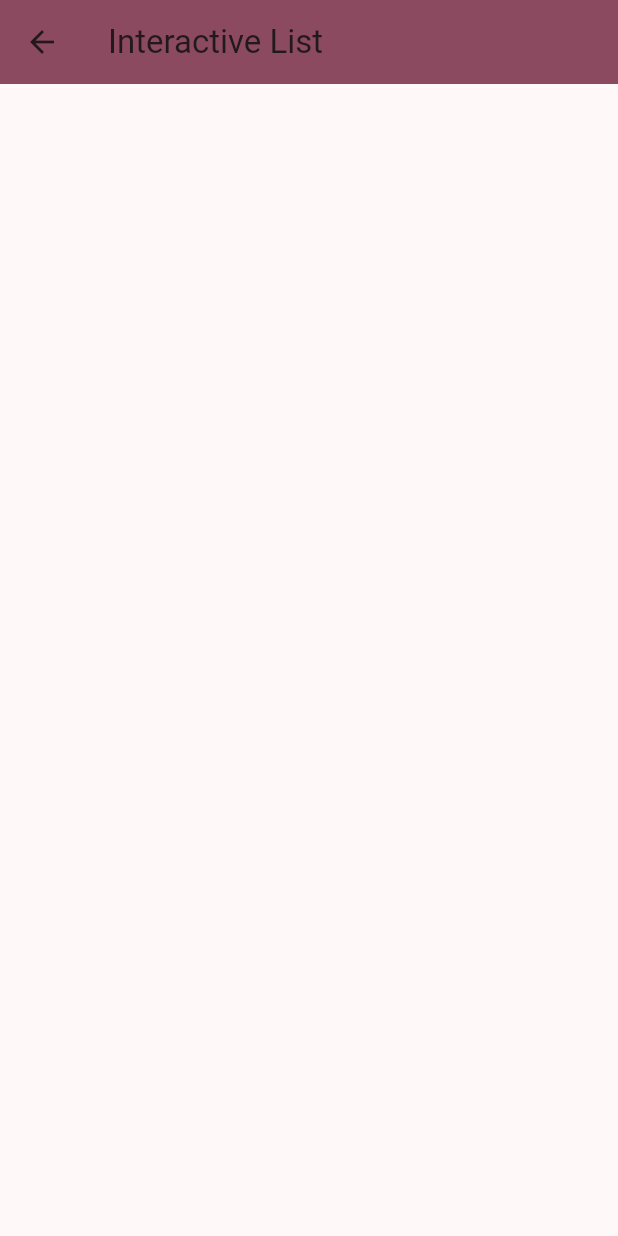
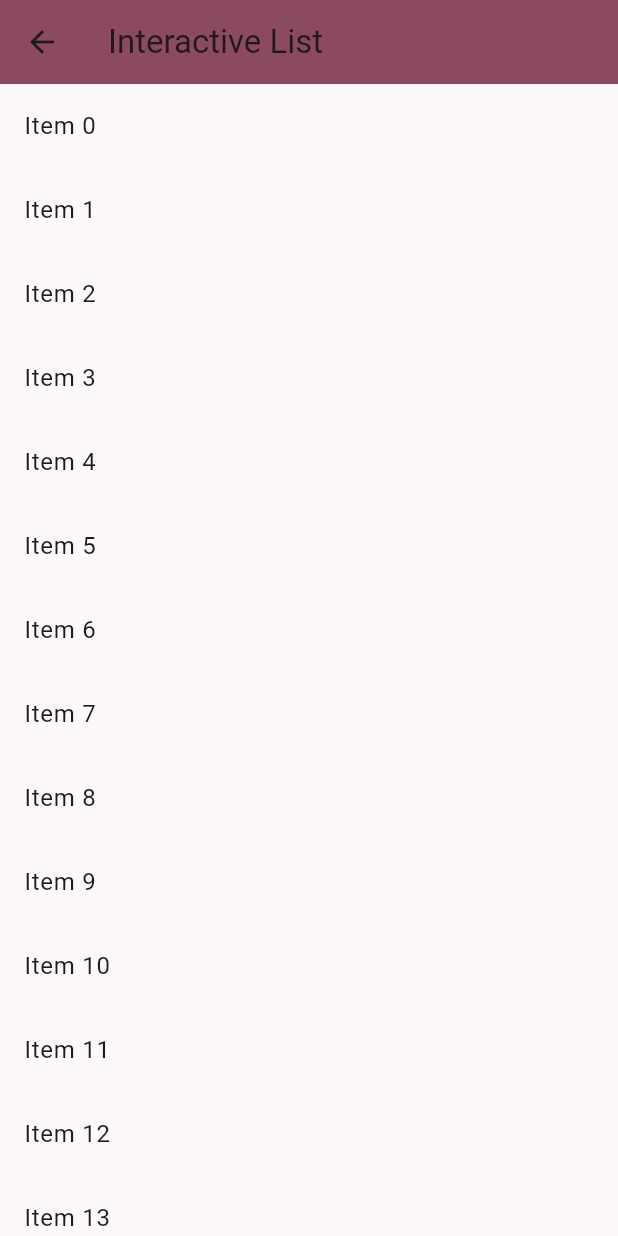
Before and after one commit to Cyrus-Fajardo/ADET, a Flutter app: the InteractiveListView screen opened by its route, on a phone screen of 412 x 824 dp. Run offline on Flutter 3.47's test engine with Material 3 defaults, Android fonts, the phone set to English and light mode, and no system bars.

Commit message:
ListView Complete

```diff
--- /dev/null
+++ b/lib/model/item.dart
@@ -0,0 +1,5 @@
+class Item{
+  final String title;
+  final String subtitle;
+  Item(this.title,this.subtitle);
+}
--- a/lib/pages/dynamiclistview.dart
+++ b/lib/pages/dynamiclistview.dart
@@ -1,4 +1,5 @@
 import 'package:flutter/material.dart';
+import 'package:listview_app/model/item.dart';
 
 class DynamicListView extends StatefulWidget {
   const DynamicListView({super.key});
@@ -8,6 +9,26 @@ class DynamicListView extends StatefulWidget {
 }
 
 class _DynamicListViewState extends State<DynamicListView> {
+  // final List<String> items=[
+  //   'Music',
+  //   'Movies',
+  //   'Books',
+  //   'Games',
+  //   'Podcasts',
+  // ];
+  final List<Item> items=[
+    Item("Google", "Classroom"),
+    Item("Google", "Sheets"),
+    Item("Google", "Slides"),
+    Item("Google", "Docs"),
+    Item("Google", "Mail"),
+    Item("Google", "Maps"),
+    Item("Google", "Photos"),
+    Item("Google", "Meet"),
+    Item("Google", "Keep"),
+    Item("Google", "Authenticator"),
+    Item("Google", "Drive"),
+  ];
   @override
   Widget build(BuildContext context) {
     return Scaffold(
@@ -15,8 +36,15 @@ class _DynamicListViewState extends State<DynamicListView> {
         title: Text("Dynamic List"),
         backgroundColor: Theme.of(context).colorScheme.primary,
       ),
-      body: ListView(
-      ),
+      body: ListView.builder(
+        itemCount: items.length,
+        itemBuilder: (BuildContext context,int index){
+          return ListTile(
+            leading: Icon(Icons.label),
+            title: Text(items[index].title),
+            subtitle: Text(items[index].subtitle),
+            );
+        },),
     );
   }
 }
--- a/lib/pages/interactivelistview.dart
+++ b/lib/pages/interactivelistview.dart
@@ -8,6 +8,7 @@ class InteractiveListView extends StatefulWidget {
 }
 
 class _InteractiveListViewState extends State<InteractiveListView> {
+  final List<String> items=List<String>.generate(20,(i)=>"Item $i");
   @override
   Widget build(BuildContext context) {
     return Scaffold(
@@ -15,7 +16,25 @@ class _InteractiveListViewState extends State<InteractiveListView> {
         title: Text("Interactive List"),
         backgroundColor: Theme.of(context).colorScheme.primary,
       ),
-      body: ListView(
+      body: ListView.builder(
+        itemCount: items.length,
+        itemBuilder: (context,index){
+          return Dismissible(
+            key: Key(items[index]),
+            onDismissed: (direction) {
+              setState(() {
+                items.removeAt(index);
+              });
+              ScaffoldMessenger.of(context).showSnackBar(
+                SnackBar(content: Text("Item $index dismissed"))
+              );
+            },
+            background: Container(color: Colors.red,),
+            child: ListTile(
+              title: Text('${items[index]}'),
+            ),
+          );
+        },
       ),
     );
   }
--- a/lib/pages/staticlistview.dart
+++ b/lib/pages/staticlistview.dart
@@ -15,7 +15,8 @@ class StaticListView extends StatelessWidget {
         children: [
           Container(color: Colors.black54,padding: EdgeInsets.all(16),child: Center(child: Row(
             children: [
-              Image.asset('assets/images/watching-a-movie.png'),
+              Image.asset('assets/images/watching-a-movie.png',width: 40,),
+              SizedBox(width: 10,),
               Text("MOVIES",style: TextStyle(fontSize: 16),),
             ],
           ))),
```
Also changed, not shown: 3 other files.
